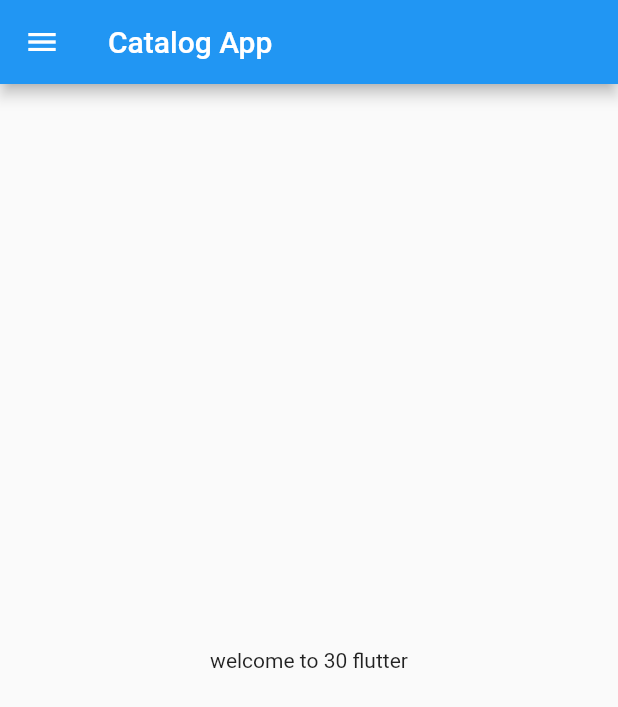
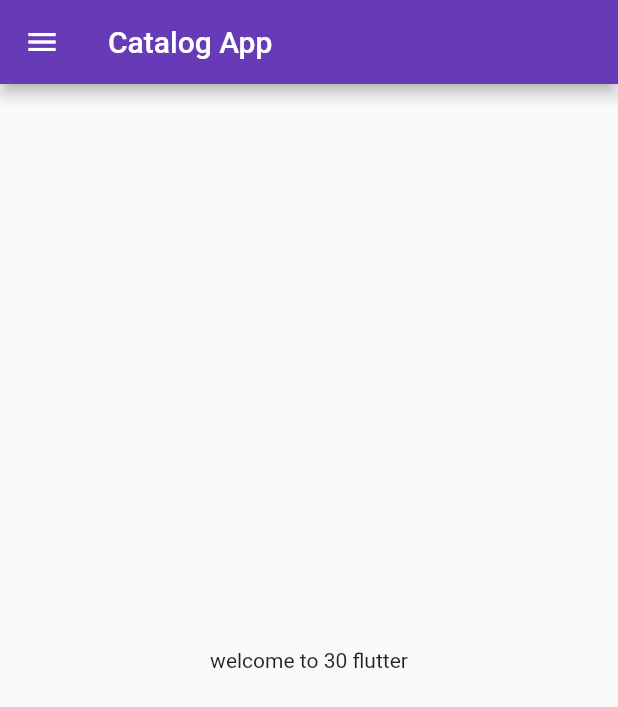
Before and after one commit to biswajeetgupta484/catalog-App, a Flutter app: the screen it shows after launch, on a phone screen of 412 x 824 dp. Shown: the top 707 px of the screen. Run offline on Flutter 3.47's test engine with Material 2 defaults, Android fonts, the light colour scheme and no system bars.

Commit message:
Day 3 completed

```diff
--- a/lib/main.dart
+++ b/lib/main.dart
@@ -1,5 +1,6 @@
 import 'package:flutter/material.dart';
-import 'package:flutter_ctalaog/home_page.dart';
+import 'package:flutter_ctalaog/pages/home_page.dart';
+import 'package:flutter_ctalaog/pages/login_page.dart';
 
 void main() {
   runApp(const MyApp());
@@ -10,9 +11,16 @@
 
   @override
   Widget build(BuildContext context) {
-
-    return const MaterialApp(
-      home: HomePage()
+    return MaterialApp(
+      themeMode: ThemeMode.light,
+      theme: ThemeData(primarySwatch: Colors.deepPurple),
+      darkTheme: ThemeData(brightness: Brightness.dark),
+      initialRoute: "/home",
+      routes: {
+        "/": (context) => LoginPage(),
+        "/home": (context) => HomePage(),
+        // "/Login": (context) => LoginPage()
+      },
     );
   }
 }
```
Also changed, not shown: lib/pages/login_page.dart (added, +22 -0 lines), lib/pages/home_page.dart (renamed from lib/home_page.dart).
